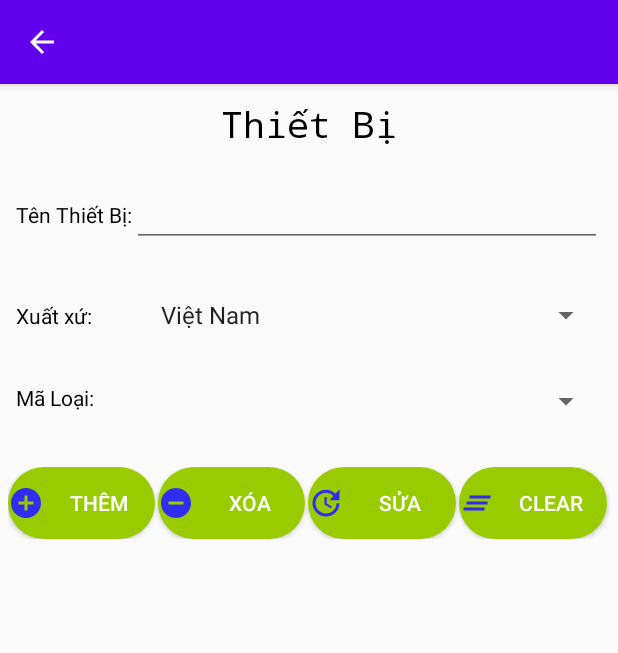
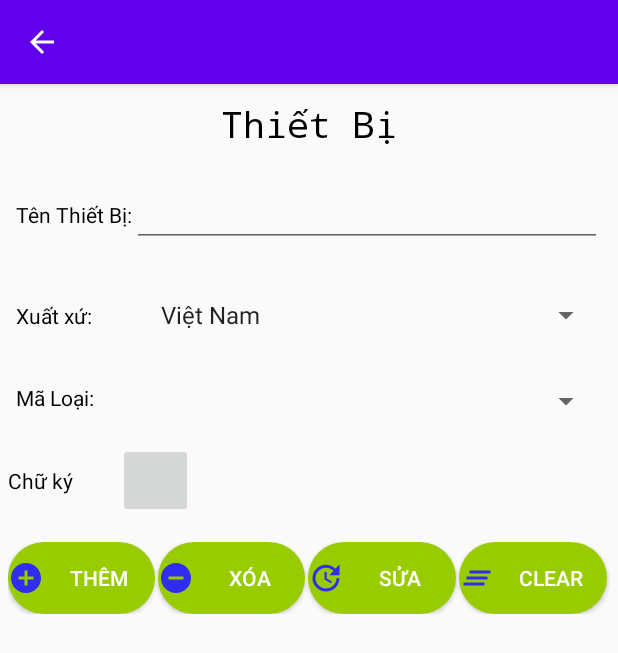
Before and after one commit to baybayhaiba/doAn_QuanLyThietBi, an Android app: the ActivityThietBi screen opened directly, with no data from a screen before it, on a phone screen of 412 x 824 dp. Shown: the top 653 px of the screen. Run offline under Robolectric (Android 15) with nearby library versions, the phone set to English and light mode, and no system bars.

```diff
--- a/app/src/main/res/layout/activity_thietbi.xml
+++ b/app/src/main/res/layout/activity_thietbi.xml
@@ -62,8 +62,7 @@
     </LinearLayout>
 
     <LinearLayout
-        android:layout_width="0dp"
-        android:layout_height="0dp"
+       style="@style/linearDefault"
         android:layout_margin="5dp"
         android:layout_marginTop="5dp">
 
```
Also changed, not shown: app/src/main/java/tdc/edu/vn/qlsv/GiaoDien/ActivityThietBi.java (+1 -9 lines).
